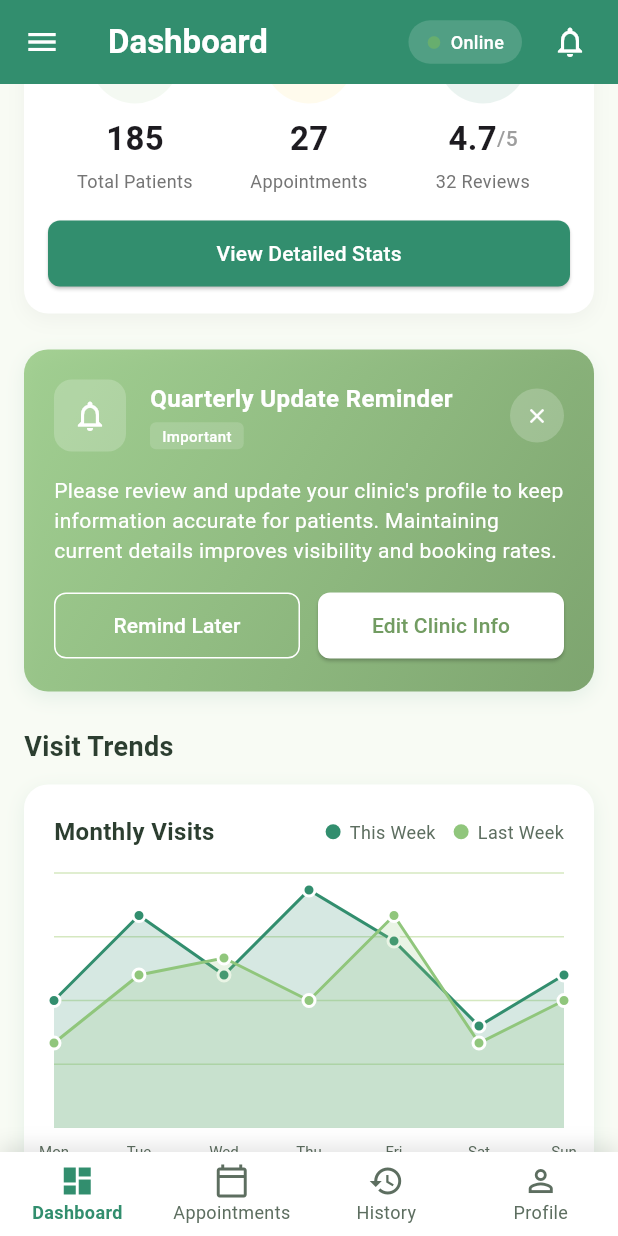
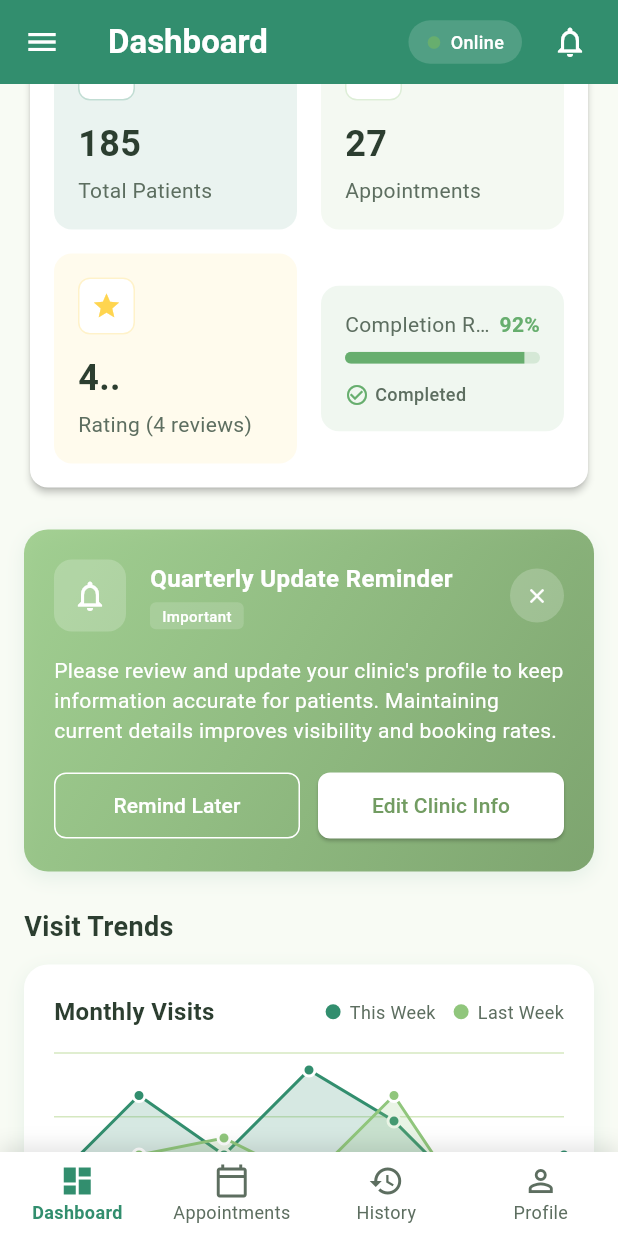
Before and after one commit to dikshantjn/vedika_app, a Flutter app: the DoctorDashboardScreen screen opened directly, scrolled down 576 dp, on a phone screen of 412 x 824 dp. Run offline on Flutter 3.47's test engine with Material 3 defaults, Android fonts, the phone set to English and light mode, and no system bars; our stand-ins replace animated_notch_bottom_bar, awesome_dialog, awesome_snackbar_content, cached_network_image, carousel_slider, dio and 23 more; missing offline and left inert: mobile_number, network_info_plus, razorpay_flutter, syncfusion_flutter_pdfviewer, telephony; accounts and stored records are empty.

Commit message:
Design UI of Doctor Clinic Registration and Dashboard Screen

```diff
--- a/lib/features/Vendor/DoctorConsultationVendor/Services/DoctorClinicService.dart
+++ b/lib/features/Vendor/DoctorConsultationVendor/Services/DoctorClinicService.dart
@@ -1,7 +1,13 @@
 import 'dart:convert';
+import 'dart:io';
 import 'package:flutter/foundation.dart';
 import 'package:logger/logger.dart';
+import 'package:vedika_healthcare/core/auth/data/services/StorageService.dart';
+import 'package:vedika_healthcare/core/constants/ApiEndpoints.dart';
 import 'package:vedika_healthcare/features/Vendor/DoctorConsultationVendor/Models/DoctorClinicProfile.dart';
+import 'package:dio/dio.dart';
+import 'package:flutter/material.dart';
+
 
 class DoctorClinicService {
   final Logger _logger = Logger(
@@ -14,6 +20,9 @@ class DoctorClinicService {
       printTime: true,
     ),
   );
+
+  final Dio _dio = Dio();
+  final StorageService _storageService = StorageService();
 
   /// Submit a doctor clinic profile to the server
   /// Returns a Future<bool> indicating success or failure
--- a/lib/features/Vendor/DoctorConsultationVendor/ViewModels/DashboardViewModel.dart
+++ b/lib/features/Vendor/DoctorConsultationVendor/ViewModels/DashboardViewModel.dart
@@ -12,6 +12,7 @@ class DashboardViewModel extends ChangeNotifier {
   double rating = 4.7;
   int reviewCount = 32;
   int todayAppointments = 5;
+  int completionRate = 92;
   List<Map<String, dynamic>> analyticsData = [
     {'month': 'Jan', 'patients': 30, 'appointments': 45},
     {'month': 'Feb', 'patients': 50, 'appointments': 60},
--- a/lib/features/Vendor/DoctorConsultationVendor/Views/DoctorDashboard/pages/dashboard_page.dart
+++ b/lib/features/Vendor/DoctorConsultationVendor/Views/DoctorDashboard/pages/dashboard_page.dart
@@ -271,7 +271,8 @@ class _DashboardPageState extends State<DashboardPage> {
       totalPatients: viewModel.totalPatients,
       totalAppointments: viewModel.totalAppointments,
       rating: viewModel.rating,
-      reviewCount: viewModel.reviewCount,
+      reviewCount: 4,
+      completionRate: viewModel.completionRate,
     );
   }
 
--- a/lib/features/Vendor/DoctorConsultationVendor/Views/DoctorDashboard/widgets/doctor_stats_card.dart
+++ b/lib/features/Vendor/DoctorConsultationVendor/Views/DoctorDashboard/widgets/doctor_stats_card.dart
@@ -5,6 +5,7 @@ class DoctorStatsCard extends StatelessWidget {
   final int totalPatients;
   final int totalAppointments;
   final double rating;
+  final int completionRate;
   final int reviewCount;
 
   const DoctorStatsCard({
@@ -12,75 +13,223 @@ class DoctorStatsCard extends StatelessWidget {
     required this.totalPatients,
     required this.totalAppointments,
     required this.rating,
+    required this.completionRate,
     required this.reviewCount,
   }) : super(key: key);
 
   @override
   Widget build(BuildContext context) {
+    return Card(
+      color: Colors.white,
+      elevation: 2,
+      shape: RoundedRectangleBorder(
+        borderRadius: BorderRadius.circular(12),
+      ),
+      child: Padding(
+        padding: const EdgeInsets.all(16.0),
+        child: Column(
+          crossAxisAlignment: CrossAxisAlignment.start,
+          children: [
+            Row(
+              mainAxisAlignment: MainAxisAlignment.spaceBetween,
+              children: [
+                Text(
+                  'Your Statistics',
+                  style: TextStyle(
+                    fontSize: 18,
+                    fontWeight: FontWeight.bold,
+                    color: DoctorConsultationColorPalette.textPrimary,
+                  ),
+                ),
+                Container(
+                  padding: const EdgeInsets.symmetric(horizontal: 10, vertical: 4),
+                  decoration: BoxDecoration(
+                    color: DoctorConsultationColorPalette.primaryBlue.withOpacity(0.1),
+                    borderRadius: BorderRadius.circular(12),
+                  ),
+                  child: Row(
+                    children: [
+                      Icon(
+                        Icons.trending_up,
+                        color: DoctorConsultationColorPalette.primaryBlue,
+                        size: 16,
+                      ),
+                      const SizedBox(width: 4),
+                      Text(
+                        'This Month',
+                        style: TextStyle(
+                          fontWeight: FontWeight.w500,
+                          fontSize: 12,
+                          color: DoctorConsultationColorPalette.primaryBlue,
+                        ),
+                      ),
+                    ],
+                  ),
+                ),
+              ],
+            ),
+            const SizedBox(height: 16),
+            Row(
+              children: [
+                Expanded(
+                  child: _buildStatItem(
+                    icon: Icons.groups_outlined,
+                    color: DoctorConsultationColorPalette.primaryBlue,
+                    value: totalPatients.toString(),
+                    label: 'Total Patients',
+                  ),
+                ),
+                const SizedBox(width: 16),
+                Expanded(
+                  child: _buildStatItem(
+                    icon: Icons.event_note,
+                    color: DoctorConsultationColorPalette.secondaryTeal,
+                    value: totalAppointments.toString(),
+                    label: 'Appointments',
+                  ),
+                ),
+              ],
+            ),
+            const SizedBox(height: 16),
+            Row(
+              children: [
+                Expanded(
+                  child: _buildStatItem(
+                    icon: Icons.star,
+                    color: DoctorConsultationColorPalette.warningYellow,
+                    value: rating.toString(),
+                    label: 'Rating ($reviewCount reviews)',
+                    showDecimal: true,
+                  ),
+                ),
+                const SizedBox(width: 16),
+                Expanded(
+                  child: _buildRateProgressItem(
+                    title: 'Completion Rate',
+                    percentage: completionRate,
+                    color: DoctorConsultationColorPalette.successGreen,
+                  ),
+                ),
+              ],
+            ),
+          ],
+        ),
+      ),
+    );
+  }
+
+  Widget _buildStatItem({
+    required IconData icon,
+    required Color color,
+    required String value,
+    required String label,
+    bool showDecimal = false,
+  }) {
     return Container(
       padding: const EdgeInsets.all(16),
       decoration: BoxDecoration(
-        color: Colors.white,
-        borderRadius: BorderRadius.circular(16),
-        boxShadow: [
-          BoxShadow(
-            color: Colors.grey.withOpacity(0.1),
-            blurRadius: 10,
-            offset: const Offset(0, 4),
-          ),
-        ],
+        color: color.withOpacity(0.1),
+        borderRadius: BorderRadius.circular(12),
       ),
       child: Column(
         crossAxisAlignment: CrossAxisAlignment.start,
         children: [
+          Container(
+            padding: const EdgeInsets.all(8),
+            decoration: BoxDecoration(
+              color: Colors.white,
+              borderRadius: BorderRadius.circular(8),
+              border: Border.all(
+                color: color.withOpacity(0.3),
+                width: 1,
+              ),
+            ),
+            child: Icon(icon, color: color, size: 20),
+          ),
+          const SizedBox(height: 12),
           Text(
-            'Your Statistics',
+            showDecimal ? "${value.substring(0, 1)}.${value.length > 1 ? value.substring(1, 2) : '0'}" : value,
             style: TextStyle(
+              fontSize: 24,
               fontWeight: FontWeight.bold,
-              fontSize: 18,
-              color: DoctorConsultationColorPalette.primaryBlue,
+              color: DoctorConsultationColorPalette.textPrimary,
             ),
           ),
-          const SizedBox(height: 16),
+          const SizedBox(height: 4),
+          Text(
+            label,
+            style: TextStyle(
+              fontSize: 14,
+              color: DoctorConsultationColorPalette.textSecondary,
+            ),
+          ),
+        ],
+      ),
+    );
+  }
+
+  Widget _buildRateProgressItem({
+    required String title,
+    required int percentage,
+    required Color color,
+  }) {
+    return Container(
+      padding: const EdgeInsets.all(16),
+      decoration: BoxDecoration(
+        color: color.withOpacity(0.1),
+        borderRadius: BorderRadius.circular(12),
+      ),
+      child: Column(
+        crossAxisAlignment: CrossAxisAlignment.start,
+        children: [
           Row(
             mainAxisAlignment: MainAxisAlignment.spaceBetween,
             children: [
-              _buildStatItem(
-                Icons.people_alt_outlined,
-                totalPatients.toString(),
-                'Total Patients',
-                DoctorConsultationColorPalette.secondaryTeal,
+              Flexible(
+                child: Text(
+                  title,
+                  style: TextStyle(
+                    fontSize: 14,
+                    color: DoctorConsultationColorPalette.textSecondary,
+                  ),
+                  overflow: TextOverflow.ellipsis,
+                ),
               ),
-              _buildStatItem(
-                Icons.calendar_today_outlined,
-                totalAppointments.toString(),
-                'Appointments',
-                DoctorConsultationColorPalette.warningYellow,
-              ),
-              _buildRatingItem(
-                rating,
-                reviewCount,
-                DoctorConsultationColorPalette.primaryBlue,
+              Text(
+                '$percentage%',
+                style: TextStyle(
+                  fontSize: 14,
+                  fontWeight: FontWeight.bold,
+                  color: color,
+                ),
               ),
             ],
           ),
-          const SizedBox(height: 16),
+          const SizedBox(height: 8),
+          ClipRRect(
+            borderRadius: BorderRadius.circular(8),
+            child: LinearProgressIndicator(
+              value: percentage / 100,
+              minHeight: 8,
+              backgroundColor: color.withOpacity(0.2),
+              valueColor: AlwaysStoppedAnimation<Color>(color),
+            ),
+          ),
+          const SizedBox(height: 12),
           Row(
             children: [
-              Expanded(
-                child: ElevatedButton(
-                  onPressed: () {
-                    // Navigate to detailed statistics
-                  },
-                  style: ElevatedButton.styleFrom(
-                    foregroundColor: Colors.white,
-                    backgroundColor: DoctorConsultationColorPalette.primaryBlue,
-                    padding: const EdgeInsets.symmetric(vertical: 12),
-                    shape: RoundedRectangleBorder(
-                      borderRadius: BorderRadius.circular(8),
-                    ),
-                  ),
-                  child: const Text('View Detailed Stats'),
+              Icon(
+                Icons.check_circle_outline,
+                color: color,
+                size: 16,
+              ),
+              const SizedBox(width: 4),
+              Text(
+                'Completed',
+                style: TextStyle(
+                  fontSize: 12,
+                  fontWeight: FontWeight.w500,
+                  color: DoctorConsultationColorPalette.textSecondary,
                 ),
               ),
             ],
@@ -89,95 +238,4 @@ class DoctorStatsCard extends StatelessWidget {
       ),
     );
   }
-
-  Widget _buildStatItem(IconData icon, String value, String label, Color color) {
-    return Expanded(
-      child: Column(
-        children: [
-          Container(
-            height: 60,
-            width: 60,
-            decoration: BoxDecoration(
-              color: color.withOpacity(0.1),
-              shape: BoxShape.circle,
-            ),
-            child: Icon(
-              icon,
-              color: color,
-              size: 28,
-            ),
-          ),
-          const SizedBox(height: 8),
-          Text(
-            value,
-            style: const TextStyle(
-              fontWeight: FontWeight.bold,
-              fontSize: 22,
-            ),
-          ),
-          const SizedBox(height: 4),
-          Text(
-            label,
-            style: TextStyle(
-              color: Colors.grey[600],
-              fontSize: 12,
-            ),
-            textAlign: TextAlign.center,
-          ),
-        ],
-      ),
-    );
-  }
-
-  Widget _buildRatingItem(double rating, int reviewCount, Color color) {
-    return Expanded(
-      child: Column(
-        children: [
-          Container(
-            height: 60,
-            width: 60,
-            decoration: BoxDecoration(
-              color: color.withOpacity(0.1),
-              shape: BoxShape.circle,
-            ),
-            child: Icon(
-              Icons.star,
-              color: DoctorConsultationColorPalette.warningYellow,
-              size: 28,
-            ),
-          ),
-          const SizedBox(height: 8),
-          Row(
-            mainAxisAlignment: MainAxisAlignment.center,
-            children: [
-              Text(
-                rating.toStringAsFixed(1),
-                style: const TextStyle(
-                  fontWeight: FontWeight.bold,
-                  fontSize: 22,
-                ),
-              ),
-              const Text(
-                '/5',
-                style: TextStyle(
-                  fontWeight: FontWeight.w500,
-                  fontSize: 14,
-                  color: Colors.grey,
-                ),
-              ),
-            ],
-          ),
-          const SizedBox(height: 4),
-          Text(
-            '$reviewCount Reviews',
-            style: TextStyle(
-              color: Colors.grey[600],
-              fontSize: 12,
-            ),
-            textAlign: TextAlign.center,
-          ),
-        ],
-      ),
-    );
-  }
 }
```
Also changed, not shown: lib/features/Vendor/DoctorConsultationVendor/Views/DoctorDashboard/widgets/analytics_chart_widget.dart (+16 -13 lines), lib/features/Vendor/DoctorConsultationVendor/Views/DoctorDashboard/widgets/dashboard_header.dart (added, +130 -0 lines), lib/features/Vendor/DoctorConsultationVendor/Views/DoctorDashboard/widgets/quick_actions_card.dart (added, +126 -0 lines), 4 other files.
